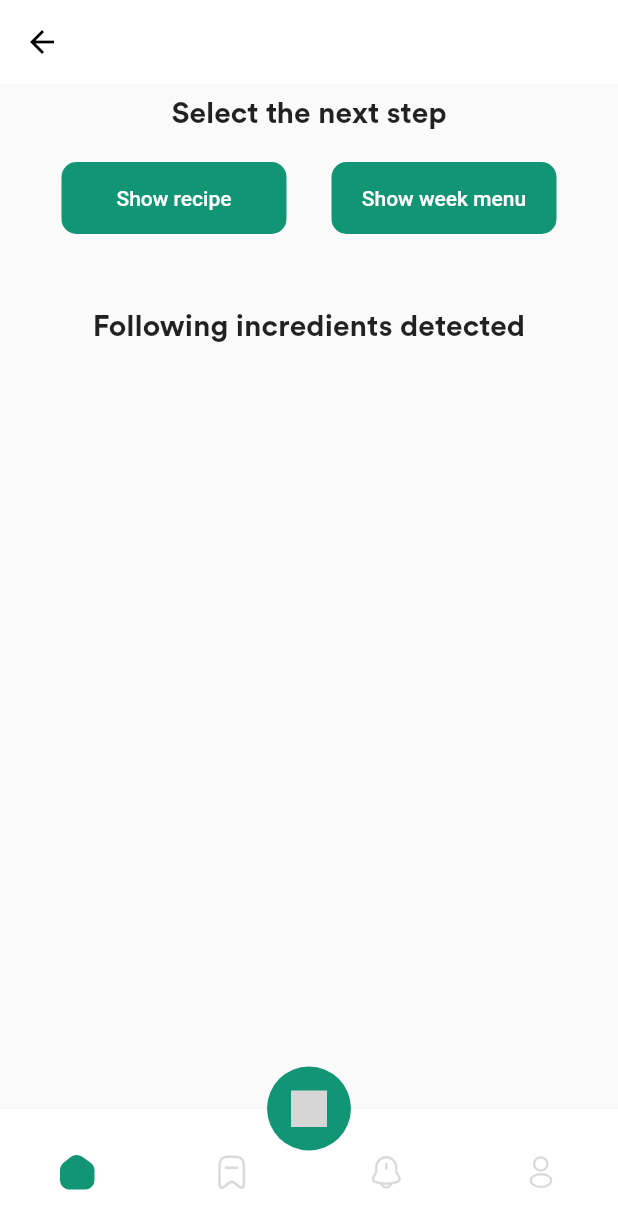
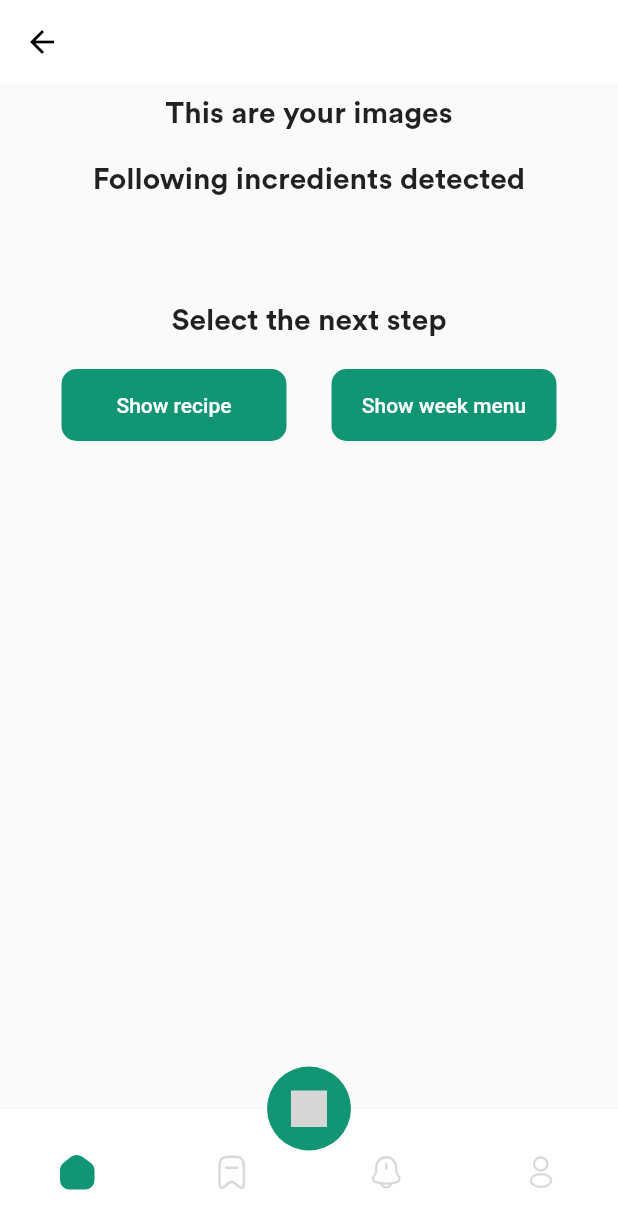
Before and after one commit to marcocarlos2375/nutritioApp, a Flutter app: the TensorflowResult screen opened directly with empty values, on a phone screen of 412 x 824 dp. Shown: the top 1229 px of the screen. Run offline on Flutter 3.47's test engine with Material 2 defaults, Android fonts, the phone set to English and light mode, and no system bars; our stand-ins replace flutter_svg, image_picker, shimmer; missing offline and left inert: tflite; network calls fail; project files that could hold a hidden picture were left out; grey boxes are pictures that could not be loaded.

Commit message:
result view changes

```diff
--- a/app/lib/view_models/ingredientDetectedBox.dart
+++ b/app/lib/view_models/ingredientDetectedBox.dart
@@ -5,10 +5,12 @@ import '../utils/fontFamily.dart';
 class IngredientDetectedBox extends StatelessWidget {
   String? ingredientName;
   String? ingredientImagePath;
+  double? ingredientScore;
 
-  IngredientDetectedBox(String ingredientImagePath, String ingredientName) {
+  IngredientDetectedBox(String ingredientImagePath, String ingredientName, double ingredientScore) {
     this.ingredientImagePath = ingredientImagePath;
     this.ingredientName = ingredientName;
+    this.ingredientScore = ingredientScore;
   }
 
   @override
@@ -40,7 +42,15 @@ class IngredientDetectedBox extends StatelessWidget {
                       fontSize: 16,
                       fontFamily: AppFontFamily.fontFamily,
                       fontWeight: FontWeight.w600),
-                ),
+                  ),
+                  SizedBox(width: 15),
+                  Text(
+                    'Score: $ingredientScore',
+                    style: TextStyle(
+                        fontSize: 16,
+                        fontFamily: AppFontFamily.fontFamily,
+                        fontWeight: FontWeight.w600),
+                  ),
               ])),
     );
   }
--- a/app/lib/views/tensorflow_result_view.dart
+++ b/app/lib/views/tensorflow_result_view.dart
@@ -28,14 +28,21 @@ class TensorflowResult extends StatefulWidget {
 class _TensorflowResult extends State<TensorflowResult> {
   bool _loading = true;
   List? _output = [];
+  var _output_seen = Set<String>();
+  List? _uioutput = [];
 
   @override
   void initState(){
     super.initState();
-    loadModel().then((value){
-      detectImage(File(widget.images[0].path));
+    loadModel().then((value) async {
+      await Future.forEach(widget.images, (item) async {
+        await detectImage(File(item.path));
+        //await Future.delayed(const Duration(seconds: 3));
+      });
     }).then((value){
-      setState(() {});
+      setState(() {
+        _uioutput = _output?.where((item) => _output_seen.add(item["detectedClass"])).toList();
+      });
     });
   }
 
@@ -57,11 +64,13 @@ class _TensorflowResult extends State<TensorflowResult> {
         imageStd: 127.5);
 
     for (var i = 0; i < output!.length; i++) {
-      debugPrint('The following label was found: ${output[i]["detectedClass"]}');
+      output[i]["image"] = image;
+      debugPrint('The following label was found: ${output[i]["detectedClass"]} at ${output[i]["confidenceInClass"]}');
     }
 
     setState(() {
-      _output = output;
+      _output?.addAll(output);
+      print(_output);
       _loading = false;
     });
   }
@@ -83,6 +92,55 @@ class _TensorflowResult extends State<TensorflowResult> {
               padding: EdgeInsets.all(8.0),
               child: Column(
                 children: [
+                  Text(
+                    "This are your images",
+                    style: TextStyle(
+                        fontSize: 20,
+                        fontFamily: "Circular",
+                        fontWeight: FontWeight.w600),
+                  ),
+                  Padding(
+                    padding: const EdgeInsets.all(0),
+                    child: Column(
+                      children: [
+                        for (var item in _uioutput!)...[
+                          SizedBox(
+                            height: 20,
+                          ),
+                          Image.file(item["image"],
+                            width: MediaQuery.of(context).size.width * 0.80,
+                            height: MediaQuery.of(context).size.width * 0.46,
+                            fit: BoxFit.cover,),
+                        ]
+                      ],
+                    ),
+                  ),
+                  SizedBox(
+                    height: 20,
+                  ),
+                  Text(
+                    "Following incredients detected",
+                    style: TextStyle(
+                        fontSize: 20,
+                        fontFamily: "Circular",
+                        fontWeight: FontWeight.w600),
+                  ),
+                  SizedBox(
+                    height: 20,
+                  ),
+                  Padding(
+                    padding: const EdgeInsets.all(0),
+                    child: Column(
+                      children: [
+                        for (var item in _uioutput!)...[
+                          IngredientDetectedBox(widget._IngredientsImages.getPicture(item["detectedClass"]), item["detectedClass"], item["confidenceInClass"]),
+                        ]
+                      ],
+                    ),
+                  ),
+                  SizedBox(
+                    height: 50,
+                  ),
                   Text(
                     "Select the next step",
                     style: TextStyle(
@@ -134,28 +192,6 @@ class _TensorflowResult extends State<TensorflowResult> {
                       )
                     ],
                   ),
-                  SizedBox(
-                    height: 50,
-                  ),
-                  Text(
-                    "Following incredients detected",
-                    style: TextStyle(
-                        fontSize: 20,
-                        fontFamily: "Circular",
-                        fontWeight: FontWeight.w600),
-                  ),
-                  SizedBox(
-                    height: 20,
-                  ),
-                  Padding(
-                    padding: const EdgeInsets.all(0),
-                    child: Column(
-                      children: [
-                        for (var item in _output!)
-                          IngredientDetectedBox(widget._IngredientsImages.getPicture(item["detectedClass"]), item["detectedClass"]),
-                      ],
-                    ),
-                  ),
                 ],
               )
           ),
```
